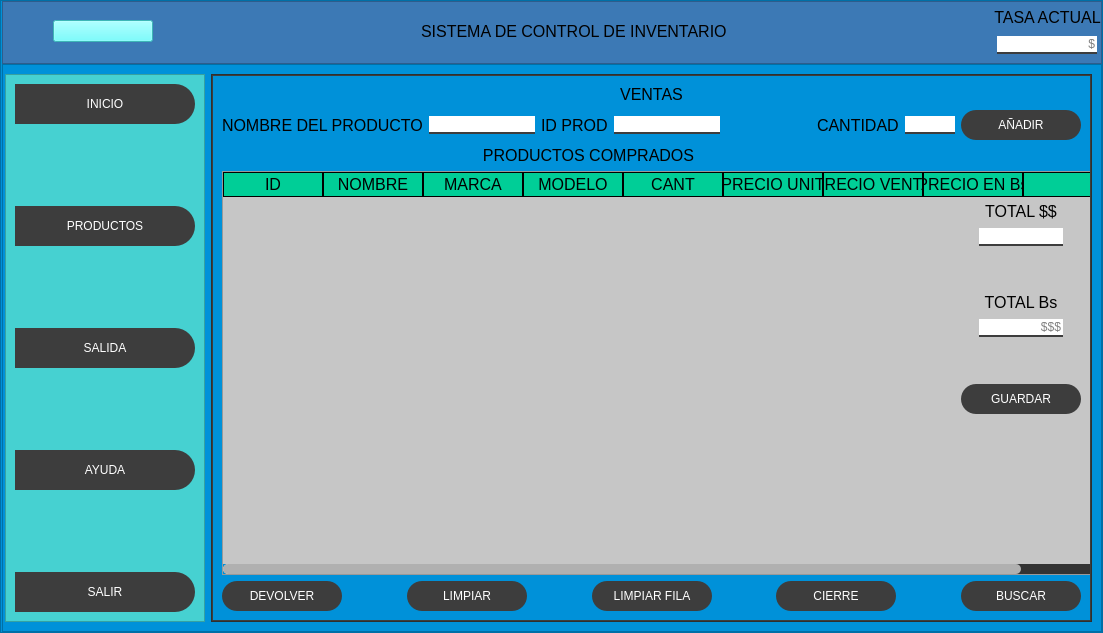
Above: inventario/qt/invUI.ui from washipash/tesita before the change. Below: the same form after it.
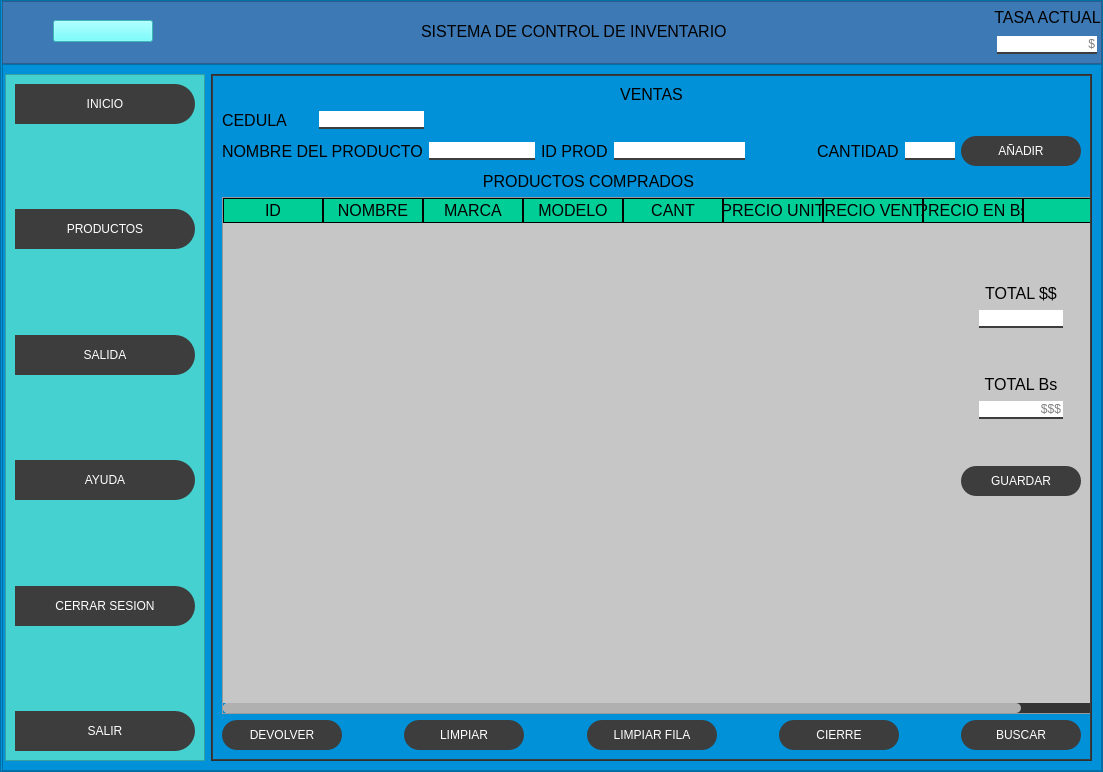
That is the form after the change. The open tabs and pages were chosen to show the change. Icons and pictures are not drawn.

The edit to the form file:
```diff
--- a/inventario/qt/invUI.ui
+++ b/inventario/qt/invUI.ui
@@ -7,7 +7,7 @@
     <x>0</x>
     <y>0</y>
     <width>1103</width>
-    <height>633</height>
+    <height>772</height>
    </rect>
   </property>
   <property name="minimumSize">
@@ -456,7 +456,42 @@
                 </spacer>
                </item>
                <item>
-                <widget class="QPushButton" name="reparacion_btn">
+                <widget class="QPushButton" name="close_s_btn">
+                 <property name="minimumSize">
+                  <size>
+                   <width>0</width>
+                   <height>40</height>
+                  </size>
+                 </property>
+                 <property name="styleSheet">
+                  <string notr="true">QPushButton:hover{
+background-color: orange; 
+border-top left-radius: 20px;
+ border-bottom-left-radius: 20px; 
+color: rgb(0, 0, 0);
+font: 77 10pt &quot;Arial Black&quot;;
+}</string>
+                 </property>
+                 <property name="text">
+                  <string>CERRAR SESION</string>
+                 </property>
+                </widget>
+               </item>
+               <item>
+                <spacer name="verticalSpacer_7">
+                 <property name="orientation">
+                  <enum>Qt::Vertical</enum>
+                 </property>
+                 <property name="sizeHint" stdset="0">
+                  <size>
+                   <width>20</width>
+                   <height>40</height>
+                  </size>
+                 </property>
+                </spacer>
+               </item>
+               <item>
+                <widget class="QPushButton" name="close_btn">
                  <property name="minimumSize">
                   <size>
                    <width>0</width>
@@ -1134,6 +1169,62 @@
                   </widget>
                  </item>
                  <item>
+                  <layout class="QVBoxLayout" name="verticalLayout_6">
+                   <item>
+                    <layout class="QHBoxLayout" name="horizontalLayout_6">
+                     <item>
+                      <layout class="QHBoxLayout" name="horizontalLayout_4">
+                       <item>
+                        <widget class="QLabel" name="label_5">
+                         <property name="text">
+                          <string>CEDULA</string>
+                         </property>
+                        </widget>
+                       </item>
+                       <item>
+                        <widget class="QLineEdit" name="lineEdit">
+                         <property name="maximumSize">
+                          <size>
+                           <width>105</width>
+                           <height>16777215</height>
+                          </size>
+                         </property>
+                         <property name="layoutDirection">
+                          <enum>Qt::RightToLeft</enum>
+                         </property>
+                        </widget>
+                       </item>
+                      </layout>
+                     </item>
+                     <item>
+                      <spacer name="horizontalSpacer_6">
+                       <property name="orientation">
+                        <enum>Qt::Horizontal</enum>
+                       </property>
+                       <property name="sizeHint" stdset="0">
+                        <size>
+                         <width>40</width>
+                         <height>20</height>
+                        </size>
+                       </property>
+                      </spacer>
+                     </item>
+                     <item>
+                      <widget class="QLabel" name="label_15">
+                       <property name="minimumSize">
+                        <size>
+                         <width>450</width>
+                         <height>0</height>
+                        </size>
+                       </property>
+                       <property name="text">
+                        <string/>
+                       </property>
+                      </widget>
+                     </item>
+                    </layout>
+                   </item>
+                   <item>
                   <layout class="QHBoxLayout" name="horizontalLayout_9">
                    <item>
                     <layout class="QHBoxLayout" name="horizontalLayout_27">
@@ -1176,22 +1267,6 @@
                      </item>
                     </layout>
                    </item>
-                   <item>
-                    <spacer name="horizontalSpacer_5">
-                     <property name="orientation">
-                      <enum>Qt::Horizontal</enum>
-                     </property>
-                     <property name="sizeType">
-                      <enum>QSizePolicy::Expanding</enum>
-                     </property>
-                     <property name="sizeHint" stdset="0">
-                      <size>
-                       <width>40</width>
-                       <height>20</height>
-                      </size>
-                     </property>
-                    </spacer>
-                   </item>
                    <item>
                     <layout class="QHBoxLayout" name="horizontalLayout_8">
                      <item>
@@ -1247,6 +1322,8 @@
                    </item>
                   </layout>
                  </item>
+                  </layout>
+                 </item>
                  <item>
                   <layout class="QHBoxLayout" name="horizontalLayout_35">
                    <item>
@@ -1720,7 +1797,7 @@
                     <widget class="QPushButton" name="clear_f_btn">
                      <property name="minimumSize">
                       <size>
-                       <width>120</width>
+                       <width>130</width>
                        <height>30</height>
                       </size>
                      </property>
```
Left out of the diff: 184 changed lines with no effect on the pictures. Lines whose indentation alone changed are shown as unchanged.
